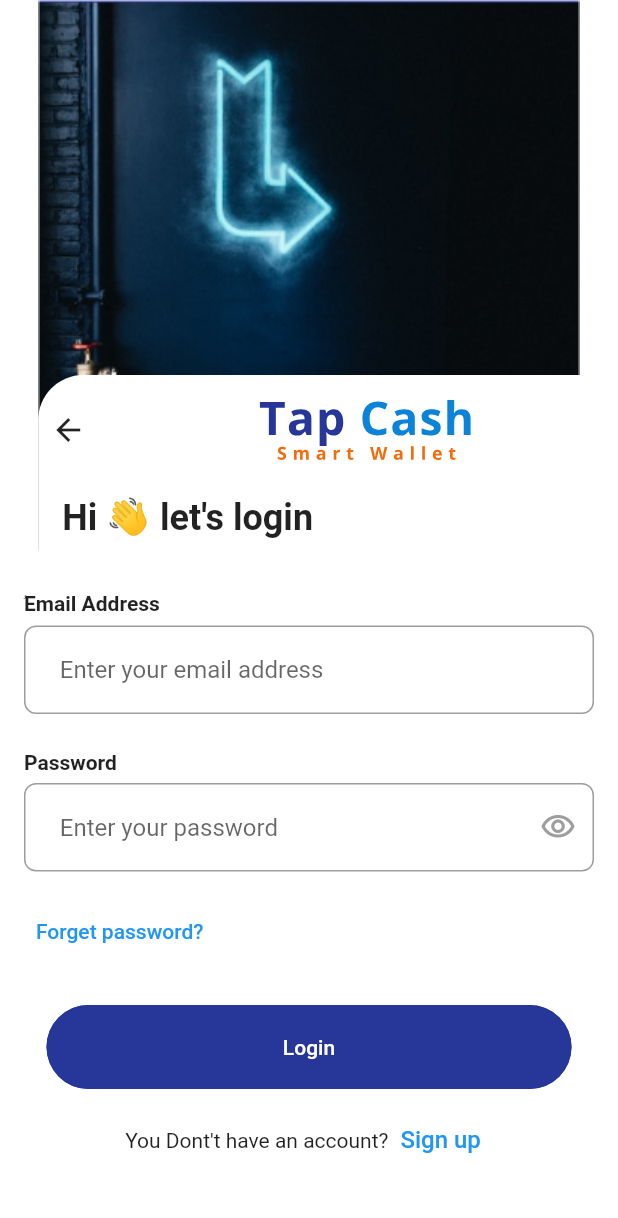
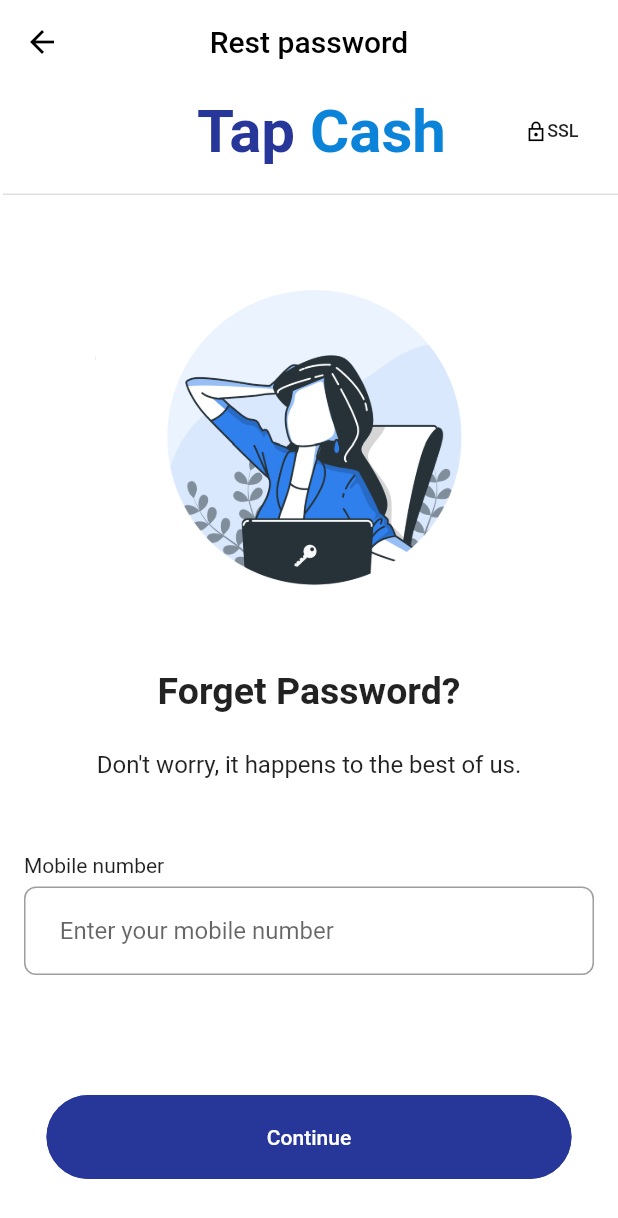
Before and after one commit to losziad/tap_cash, a Flutter app: the LoginScreen screen opened directly, after a tap on "Forget password?", on a phone screen of 412 x 824 dp. Shown: the top 1218 px of the screen. Run offline on Flutter 3.47's test engine with Material 2 defaults, Android fonts, the phone set to English and light mode, and no system bars; our stand-ins replace bloc, charts_flutter, dio, firebase_auth, flutter_bloc, flutter_svg and 3 more; missing offline and left inert: linear_step_indicator; accounts and stored records are empty; network calls fail.

Commit message:
Finish from the first rest password screen ui

```diff
--- a/lib/features/authentication/presentation/widgets/login/login_screen.dart
+++ b/lib/features/authentication/presentation/widgets/login/login_screen.dart
@@ -5,6 +5,7 @@ import 'package:tab_cash/core/utils/constants.dart';
 import 'package:tab_cash/features/authentication/presentation/manger/login_cubit/login_cubit.dart';
 import 'package:tab_cash/features/authentication/presentation/manger/login_cubit/login_states.dart';
 import 'package:tab_cash/features/authentication/presentation/widgets/register/register_first_screen.dart';
+import 'package:tab_cash/features/authentication/presentation/widgets/rest_password/rest_password_first_screen.dart';
 import 'package:tab_cash/features/button_navigation_bar/presentation/widgets/button_naigation_bar.dart';
 import 'package:tab_cash/shared/components/components.dart';
 
@@ -185,7 +186,10 @@ class LoginScreen extends StatelessWidget {
                     child: Row(
                       children: [
                         TextButton(
-                            onPressed: () {},
+                            onPressed: ()
+                            {
+                              navigateTo(context, RestPasswordFirstScreen(),);
+                            },
                           child: const Text(
                             "Forget password?",
                         ),
--- /dev/null
+++ b/lib/features/authentication/presentation/widgets/rest_password/rest_password_first_screen.dart
@@ -0,0 +1,102 @@
+import 'package:flutter/material.dart';
+import 'package:tab_cash/core/utils/constants.dart';
+import 'package:tab_cash/features/authentication/presentation/manger/register_cubit/register_cubit.dart';
+import 'package:tab_cash/features/authentication/presentation/widgets/register/register_items/tap_cash_items_app_bar.dart';
+import 'package:tab_cash/features/authentication/presentation/widgets/rest_password/rest_password_items/app_bar_rest_password.dart';
+import 'package:tab_cash/shared/components/components.dart';
+
+class RestPasswordFirstScreen extends StatelessWidget {
+   RestPasswordFirstScreen({Key? key}) : super(key: key);
+
+  @override
+  Widget build(BuildContext context) {
+    var cubit = RegisterCubit.get(context);
+
+    return Scaffold(
+      resizeToAvoidBottomInset: false,
+      backgroundColor: Colors.white,
+      appBar: appBarRestPasswordScreen(context),
+      body: Column(
+        children: [
+          const SizedBox(
+            height: 8.0,
+          ),
+          tapCashItemsAppBar(),
+          const SizedBox(
+            height: 18.0,
+          ),
+          myDivider(),
+          Expanded(
+            child: Padding(
+              padding: const EdgeInsets.all(16.0),
+              child: SingleChildScrollView(
+                physics: BouncingScrollPhysics(),
+                child: Column(
+                  children: [
+                    Image.asset(
+                      'assets/images/restPassword.png',
+                      height: 300.0,
+                      width: 300.0,
+                    ),
+                    Text(
+                      'Forget Password?',
+                      textAlign: TextAlign.start,
+                      style: kTextStyleHeader,
+                    ),
+                    SizedBox(
+                      height: 25.0,
+                    ),
+                    const Text(
+                      'Don\'t worry, it happens to the best of us.',
+                      style: TextStyle(
+                        fontSize: 16.0,
+                      ),
+                    ),
+                    SizedBox(
+                      height: 50.0,
+                    ),
+                    Row(
+                      children: [
+                        Text(
+                          'Mobile number',
+                        ),
+                      ],
+                    ),
+                    const SizedBox(
+                      height: 6.0,
+                    ),
+                    defaultTextFormField(
+                      text: '   Enter your mobile number',
+                      validate: (value) {
+                        if (value!.isEmpty) {
+                          return ('please enter your mobile number');
+                        }
+                        return null;
+                      },
+                      controller: cubit.phoneController,
+                      keyboardType: TextInputType.number,
+                    ),
+                    SizedBox(
+                      height: 80.0,
+                    ),
+                    defaultButton(
+                      function: ()
+                      {
+                      },
+                      text: 'Continue',
+                      color: kDefaultButtonColor,
+                      textColor: Colors.white,
+                    ),
+                    SizedBox(
+                      height: 50.0,
+                    ),
+                  ],
+                ),
+              ),
+            ),
+          ),
+        ],
+      ),
+    );
+  }
+}
--- /dev/null
+++ b/lib/features/authentication/presentation/widgets/rest_password/rest_password_items/app_bar_rest_password.dart
@@ -0,0 +1,16 @@
+import 'package:flutter/material.dart';
+import 'package:tab_cash/core/utils/constants.dart';
+import 'package:tab_cash/shared/components/components.dart';
+
+AppBar appBarRestPasswordScreen(BuildContext context) {
+  return AppBar(
+    centerTitle: true,
+    elevation: 0.0,
+    backgroundColor: Colors.white,
+    leading: IconButtonHomeScreen(context),
+    title: Text(
+      'Rest password',
+      style: kAppBarSignUp,
+    ),
+  );
+}
```
Also changed, not shown: assets/images/restPassword.png (added), assets/images/restPassword2.png (added), assets/images/restPassword3.png (added).
